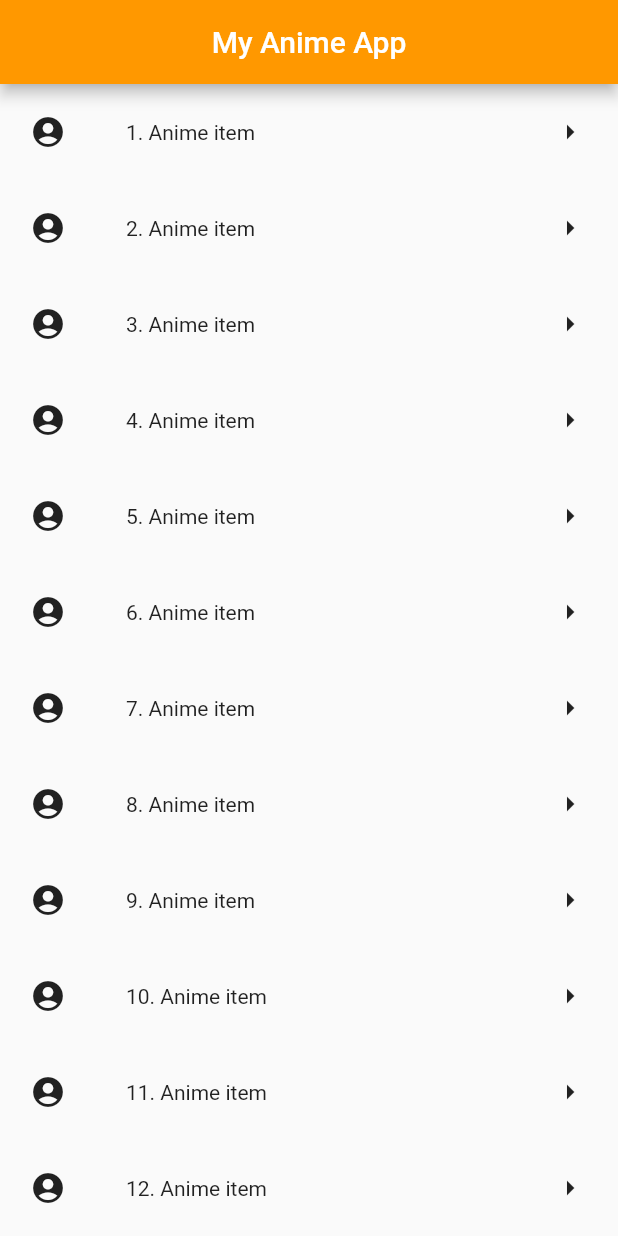
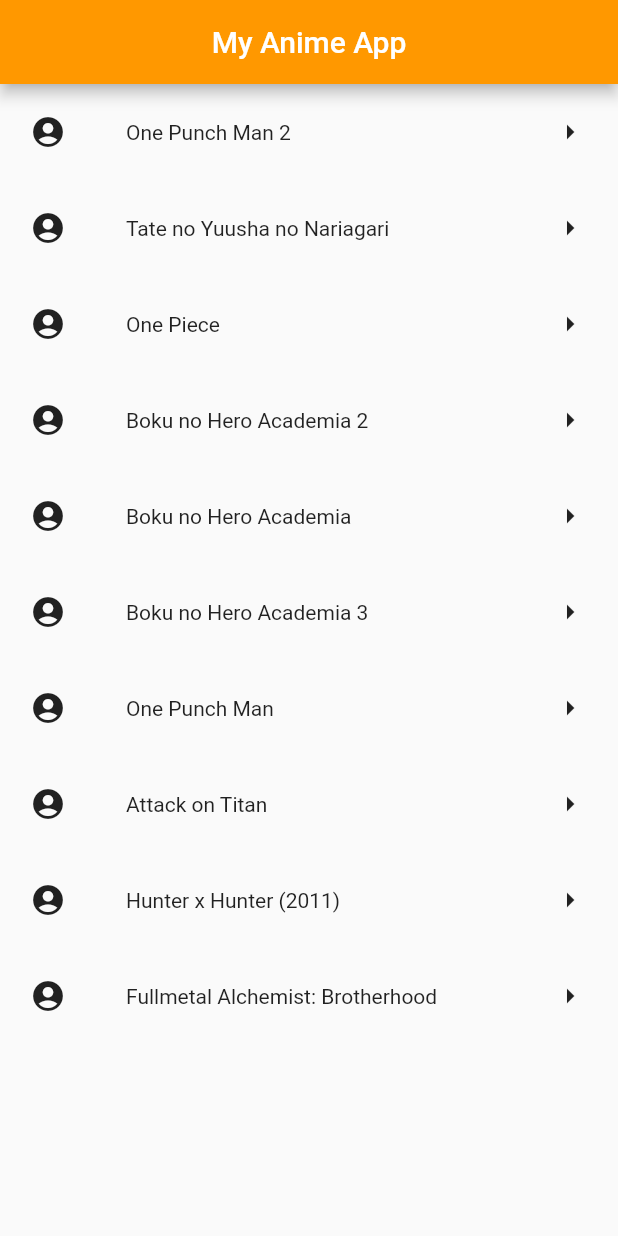
Before and after one commit to jkcomt/list_anime_api, a Flutter app: the screen it shows after launch, on a phone screen of 412 x 824 dp. Run offline on Flutter 3.47's test engine with Material 2 defaults, Android fonts, the phone set to English and light mode, and no system bars.

Commit message:
local list o items

```diff
--- a/lib/pages/home_page.dart
+++ b/lib/pages/home_page.dart
@@ -1,8 +1,9 @@
 import 'package:flutter/material.dart';
 
 class HomePage extends StatelessWidget {
-  const HomePage({Key key}) : super(key: key);
-
+  const HomePage({
+    Key key,
+  }) : super(key: key);
   @override
   Widget build(BuildContext context) {
     return Scaffold(
@@ -14,12 +15,26 @@ class HomePage extends StatelessWidget {
     );
   }
 
+  static List<String> topAnimes = [
+    "One Punch Man 2",
+    "Tate no Yuusha no Nariagari",
+    "One Piece",
+    "Boku no Hero Academia 2",
+    "Boku no Hero Academia",
+    "Boku no Hero Academia 3",
+    "One Punch Man",
+    "Attack on Titan",
+    "Hunter x Hunter (2011)",
+    "Fullmetal Alchemist: Brotherhood"
+  ];
+
   Widget myAnimeList() {
     return ListView.builder(
-      itemCount: 20,
+      itemCount: topAnimes.length,
       itemBuilder: (context, index) {
-        int itemN = index + 1;
-        return Row(
+        return InkWell(
+          onTap: () {},
+          child: Row(
             mainAxisAlignment: MainAxisAlignment.start,
             mainAxisSize: MainAxisSize.max,
             children: <Widget>[
@@ -29,11 +44,11 @@ class HomePage extends StatelessWidget {
               Expanded(
                   child: Container(
                       padding: EdgeInsets.all(20),
-                child: Text("$itemN. Anime item"))),
+                      child: Text(topAnimes[index]))),
               Container(
-              padding: EdgeInsets.all(20),
-              child: Icon(Icons.arrow_right))
+                  padding: EdgeInsets.all(20), child: Icon(Icons.arrow_right))
             ],
+          ),
         );
       },
     );
```
Lines whose indentation alone changed are shown as unchanged.
